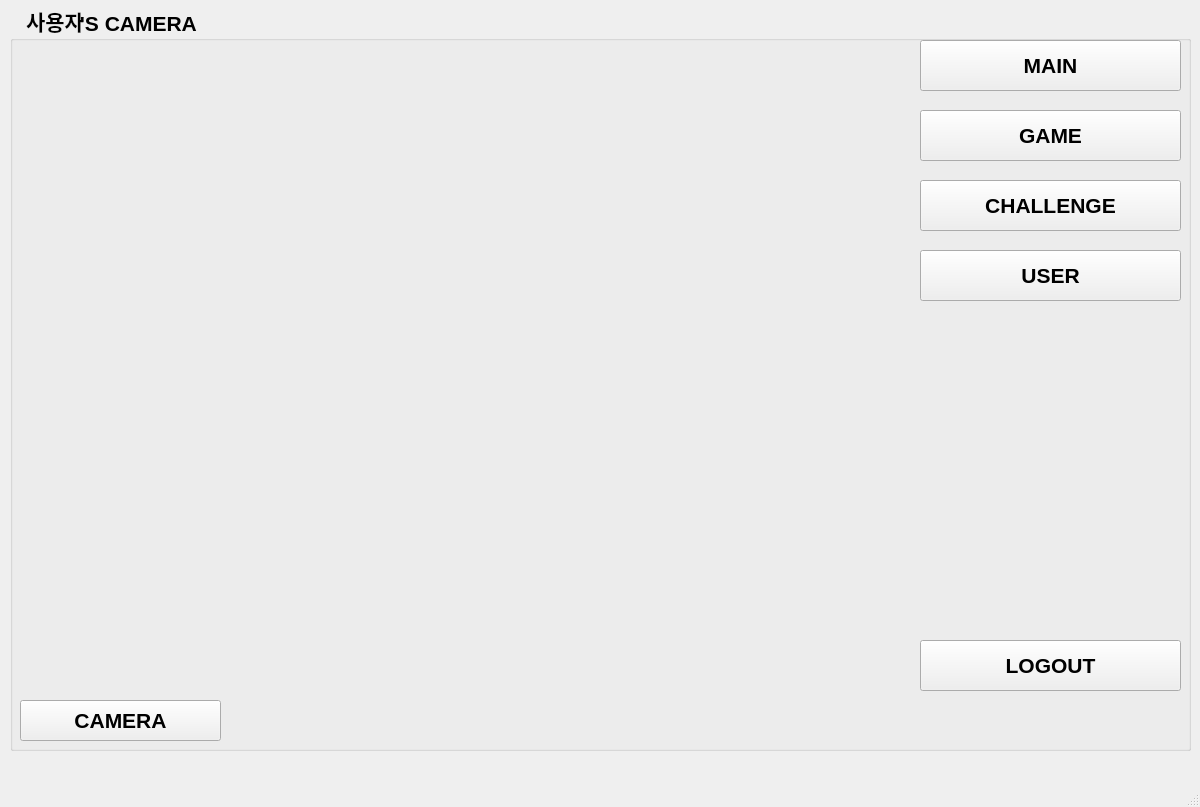
Above: simple.ui from MYFIT-Make-Your-Fitness/MYFIT before the change. Below: the same form after it.
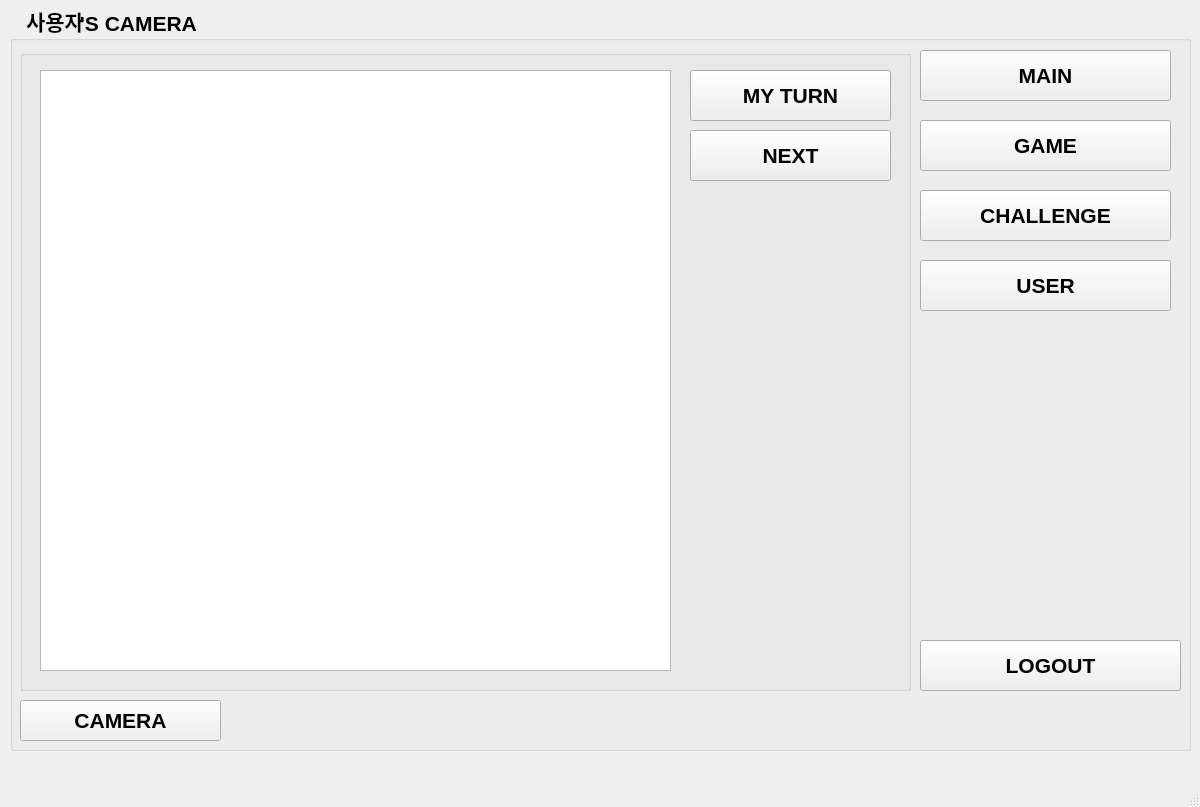
That is the form after the change.

Commit message:
Challenge groupBox 추가
temp)
- ListView
- 내 차례 버튼, 다음 사람 지목 버튼

```diff
--- a/simple.ui
+++ b/simple.ui
@@ -43,16 +43,6 @@
     <property name="title">
      <string>            'S CAMERA</string>
     </property>
-    <widget class="QWidget" name="ImgWidget" native="true">
-     <property name="geometry">
-      <rect>
-       <x>10</x>
-       <y>30</y>
-       <width>891</width>
-       <height>651</height>
-      </rect>
-     </property>
-    </widget>
     <widget class="QPushButton" name="btnCamera">
      <property name="geometry">
       <rect>
@@ -70,8 +60,8 @@
      <property name="geometry">
       <rect>
        <x>910</x>
-       <y>30</y>
-       <width>261</width>
+       <y>40</y>
+       <width>251</width>
        <height>51</height>
       </rect>
      </property>
@@ -83,8 +73,8 @@
      <property name="geometry">
       <rect>
        <x>910</x>
-       <y>100</y>
-       <width>261</width>
+       <y>110</y>
+       <width>251</width>
        <height>51</height>
       </rect>
      </property>
@@ -96,8 +86,8 @@
      <property name="geometry">
       <rect>
        <x>910</x>
-       <y>170</y>
-       <width>261</width>
+       <y>180</y>
+       <width>251</width>
        <height>51</height>
       </rect>
      </property>
@@ -109,8 +99,8 @@
      <property name="geometry">
       <rect>
        <x>910</x>
-       <y>240</y>
-       <width>261</width>
+       <y>250</y>
+       <width>251</width>
        <height>51</height>
       </rect>
      </property>
@@ -149,6 +139,75 @@
       <string>사용자</string>
      </property>
     </widget>
+    <widget class="QWidget" name="ImgWidget" native="true">
+     <property name="geometry">
+      <rect>
+       <x>20</x>
+       <y>40</y>
+       <width>871</width>
+       <height>631</height>
+      </rect>
+     </property>
+     <zorder>listView</zorder>
+    </widget>
+    <widget class="QGroupBox" name="groupBox_ch">
+     <property name="geometry">
+      <rect>
+       <x>10</x>
+       <y>40</y>
+       <width>891</width>
+       <height>641</height>
+      </rect>
+     </property>
+     <property name="title">
+      <string/>
+     </property>
+     <widget class="QPushButton" name="btnNext">
+      <property name="geometry">
+       <rect>
+        <x>670</x>
+        <y>80</y>
+        <width>201</width>
+        <height>51</height>
+       </rect>
+      </property>
+      <property name="text">
+       <string>NEXT</string>
+      </property>
+     </widget>
+     <widget class="QPushButton" name="btnTurn">
+      <property name="geometry">
+       <rect>
+        <x>670</x>
+        <y>20</y>
+        <width>201</width>
+        <height>51</height>
+       </rect>
+      </property>
+      <property name="text">
+       <string>MY TURN</string>
+      </property>
+     </widget>
+     <widget class="QListView" name="listView">
+      <property name="geometry">
+       <rect>
+        <x>20</x>
+        <y>20</y>
+        <width>631</width>
+        <height>601</height>
+       </rect>
+      </property>
+     </widget>
+    </widget>
+    <zorder>ImgWidget</zorder>
+    <zorder>btnCamera</zorder>
+    <zorder>btnMain</zorder>
+    <zorder>btnGame</zorder>
+    <zorder>btnChallenge</zorder>
+    <zorder>btnUser</zorder>
+    <zorder>btnLogout</zorder>
+    <zorder>loginName</zorder>
+    <zorder>groupBox_ch</zorder>
    </widget>
   </widget>
   <widget class="QMenuBar" name="menubar">
```
